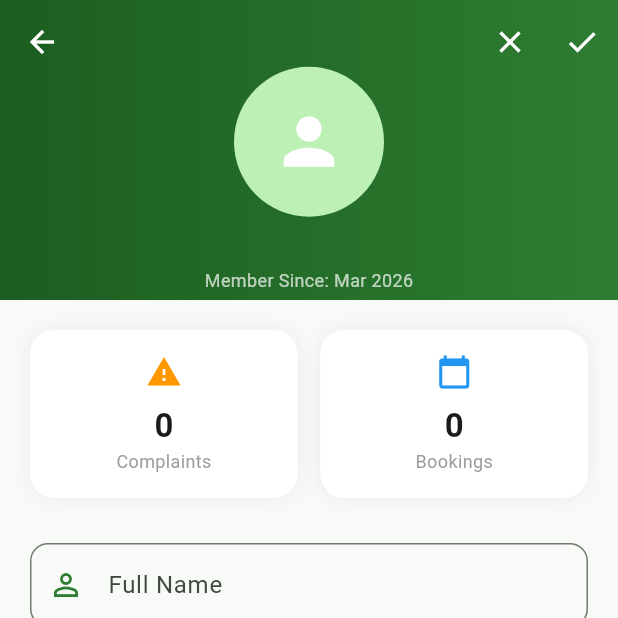
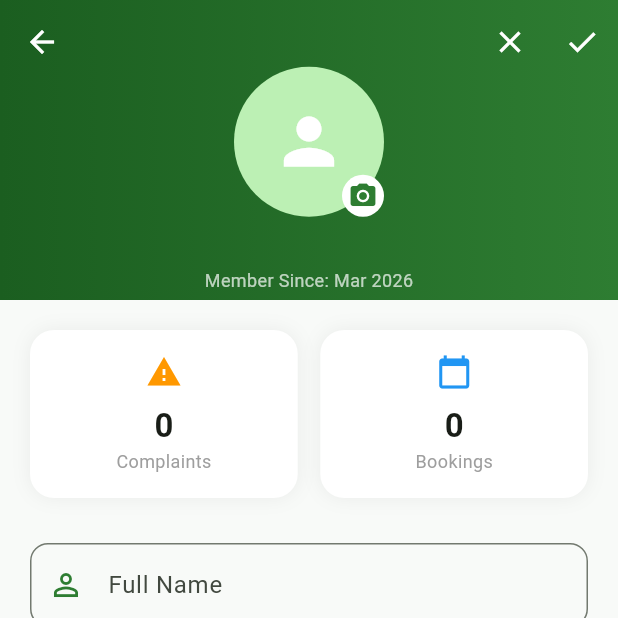
Before and after one commit to thisal2006/muc-digital, a Flutter app: the ProfileScreen screen opened by its route, after a tap on the "edit" icon, on a phone screen of 412 x 824 dp, the top half of it. Run offline on Flutter 3.47's test engine with Material 3 defaults, Android fonts, the phone set to English and light mode, and no system bars; our stand-ins replace animate_do, cached_network_image, cloud_firestore, firebase_auth, firebase_core, firebase_database and 10 more; missing offline and left inert: flutter_stripe; accounts and stored records are empty.

Commit message:
Update profile_screen.dart
- Integrated `AuthService` for handling sign-out logic.
- Added image picking functionality via `_pickImage` to allow users to update their profile photo from the gallery.
- Updated the profile image UI to include a camera icon overlay when in editing mode.

```diff
--- a/lib/screens/profile_screen.dart
+++ b/lib/screens/profile_screen.dart
@@ -8,6 +8,7 @@ import 'package:flutter/services.dart';
 import 'package:image_picker/image_picker.dart';
 import 'package:intl/intl.dart';
 import 'auth/sign_in_screen.dart';
+import 'services/auth_service.dart';
 
 class ProfileScreen extends StatefulWidget {
   const ProfileScreen({super.key});
@@ -40,6 +41,7 @@ class _ProfileScreenState extends State<ProfileScreen>
   final FirebaseAuth _auth = FirebaseAuth.instance;
   final FirebaseFirestore _firestore = FirebaseFirestore.instance;
   final FirebaseStorage _storage = FirebaseStorage.instance;
+  final AuthService _authService = AuthService();
 
   late AnimationController _animationController;
   late Animation<double> _fadeAnimation;
@@ -195,12 +197,23 @@ class _ProfileScreenState extends State<ProfileScreen>
                     mainAxisAlignment: MainAxisAlignment.center,
                     children: [
                       const SizedBox(height: 40),
-                      Tooltip(
-                        message: "Profile Photo",
-                        child: CircleAvatar(
-                          radius: 50,
-                          backgroundImage: _getProfileImage(),
-                          child: _getProfileImage() == null ? const Icon(Icons.person, size: 50, color: Colors.white) : null,
+                      GestureDetector(
+                        onTap: _isEditing ? _pickImage : null,
+                        child: Stack(
+                          alignment: Alignment.bottomRight,
+                          children: [
+                            CircleAvatar(
+                              radius: 50,
+                              backgroundImage: _getProfileImage(),
+                              child: _getProfileImage() == null ? const Icon(Icons.person, size: 50, color: Colors.white) : null,
+                            ),
+                            if (_isEditing)
+                              Container(
+                                padding: const EdgeInsets.all(4),
+                                decoration: const BoxDecoration(color: Colors.white, shape: BoxShape.circle),
+                                child: const Icon(Icons.camera_alt, size: 20, color: Color(0xFF2E7D32)),
+                              ),
+                          ],
                         ),
                       ),
                       const SizedBox(height: 8),
@@ -332,6 +345,16 @@ class _ProfileScreenState extends State<ProfileScreen>
     );
   }
 
+  Future<void> _pickImage() async {
+    final XFile? pickedFile = await _picker.pickImage(
+      source: ImageSource.gallery,
+      imageQuality: 70,
+    );
+    if (pickedFile != null) {
+      setState(() => _tempImageFile = File(pickedFile.path));
+    }
+  }
+
   ImageProvider? _getProfileImage() {
     if (_tempImageFile != null) return FileImage(_tempImageFile!);
     if (_photoUrl != null && _photoUrl!.isNotEmpty) return CachedNetworkImageProvider(_photoUrl!);
@@ -354,7 +377,7 @@ class _ProfileScreenState extends State<ProfileScreen>
     );
 
     if (confirm == true) {
-      await _auth.signOut();
+      await _authService.signOut();
       if (mounted) Navigator.pushReplacement(context, MaterialPageRoute(builder: (_) => const SignInScreen()));
     }
   }
```
